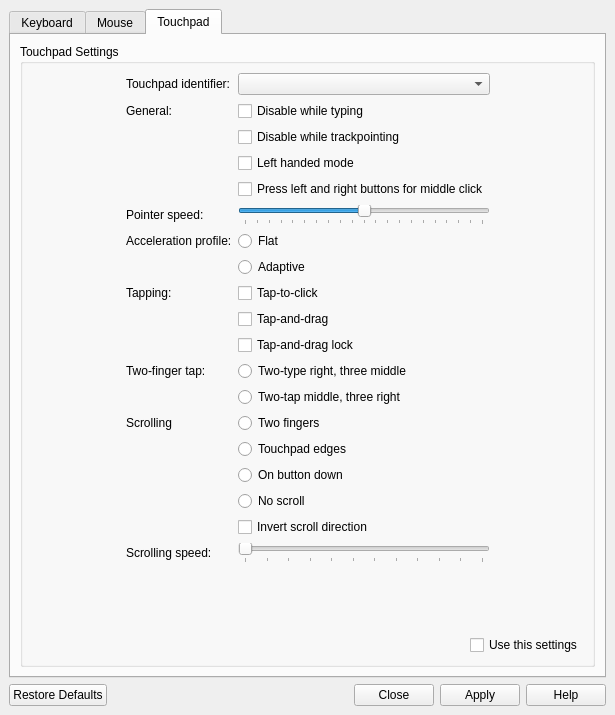
Before: the Qt Designer form sway_input_config/ui/mainwindow.ui in Sunderland93/sway-input-config, drawn with Qt 5.
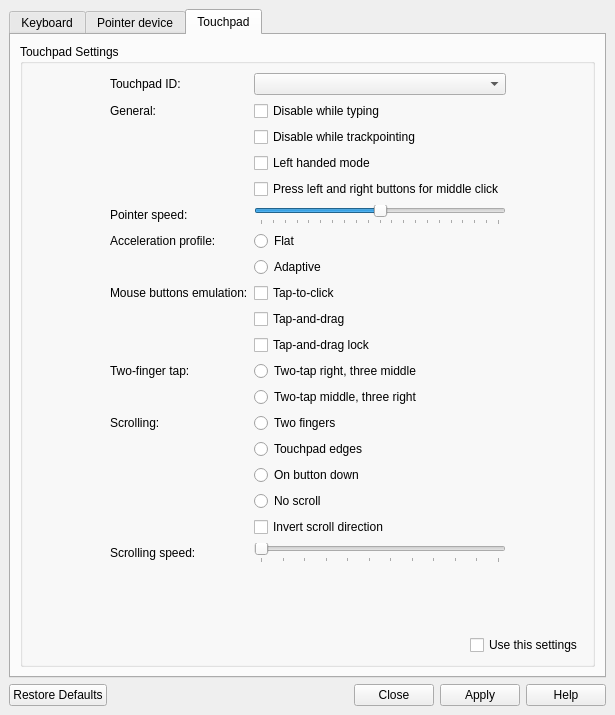
After: the same form once the commit is applied. The open tabs and pages were chosen to show the change.

Patch:
```diff
--- a/sway_input_config/ui/mainwindow.ui
+++ b/sway_input_config/ui/mainwindow.ui
@@ -360,7 +360,7 @@
       </widget>
       <widget class="QWidget" name="MouseTab">
        <attribute name="title">
-        <string>Mouse</string>
+        <string>Pointer device</string>
        </attribute>
        <layout class="QVBoxLayout" name="verticalLayout_6">
         <item>
@@ -706,7 +706,7 @@
                <item row="8" column="0">
                 <widget class="QLabel" name="label_9">
                  <property name="text">
-                  <string>Tapping:</string>
+                  <string>Mouse buttons emulation:</string>
                  </property>
                 </widget>
                </item>
@@ -741,7 +741,7 @@
                <item row="11" column="1">
                 <widget class="QRadioButton" name="lrm">
                  <property name="text">
-                  <string>Two-type right, three middle</string>
+                  <string>Two-tap right, three middle</string>
                  </property>
                 </widget>
                </item>
@@ -755,7 +755,7 @@
                <item row="13" column="0">
                 <widget class="QLabel" name="label_11">
                  <property name="text">
-                  <string>Scrolling</string>
+                  <string>Scrolling:</string>
                  </property>
                 </widget>
                </item>
@@ -833,7 +833,7 @@
                <item row="0" column="0">
                 <widget class="QLabel" name="touchpadID_label">
                  <property name="text">
-                  <string>Touchpad identifier:</string>
+                  <string>Touchpad ID:</string>
                  </property>
                 </widget>
                </item>
```
Left out of the diff: 48 changed lines with no effect on the pictures.
